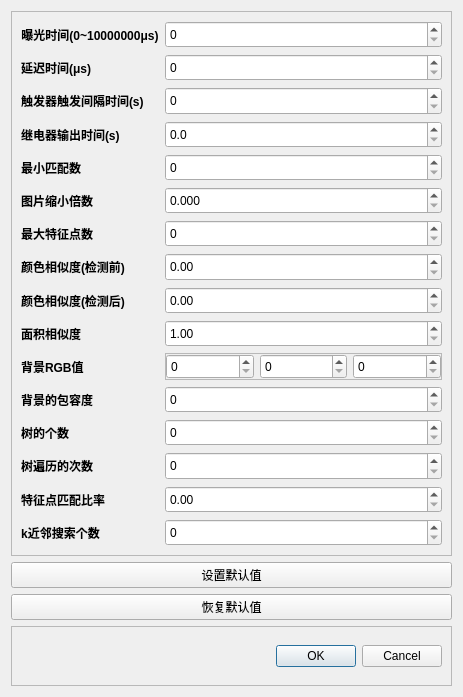
Old version of the form DialogSetParams.ui in the repository youngblood1998/helmet_detect.
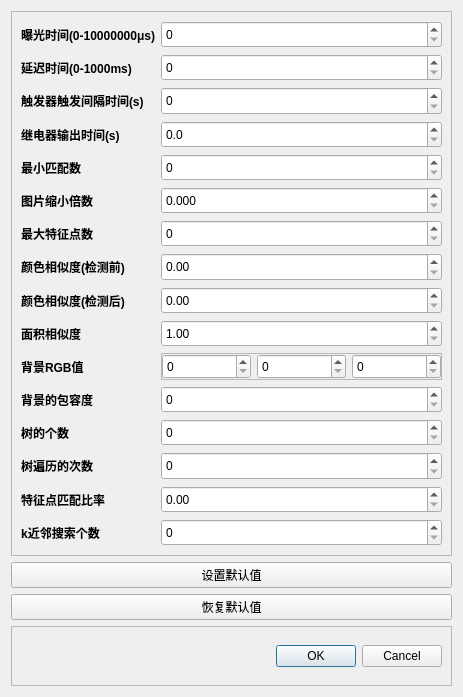
New version of the form.

```diff
--- a/DialogSetParams.ui
+++ b/DialogSetParams.ui
@@ -53,7 +53,7 @@
          </font>
         </property>
         <property name="text">
-         <string>曝光时间(0~10000000μs)</string>
+         <string>曝光时间(0-10000000μs)</string>
         </property>
         <property name="textFormat">
          <enum>Qt::AutoText</enum>
@@ -91,7 +91,7 @@
          </font>
         </property>
         <property name="text">
-         <string>延迟时间(μs)</string>
+         <string>延迟时间(0-1000ms)</string>
         </property>
         <property name="textFormat">
          <enum>Qt::AutoText</enum>
@@ -110,7 +110,7 @@
          </sizepolicy>
         </property>
         <property name="maximum">
-         <number>1000000</number>
+         <number>1000</number>
         </property>
        </widget>
       </item>
```
